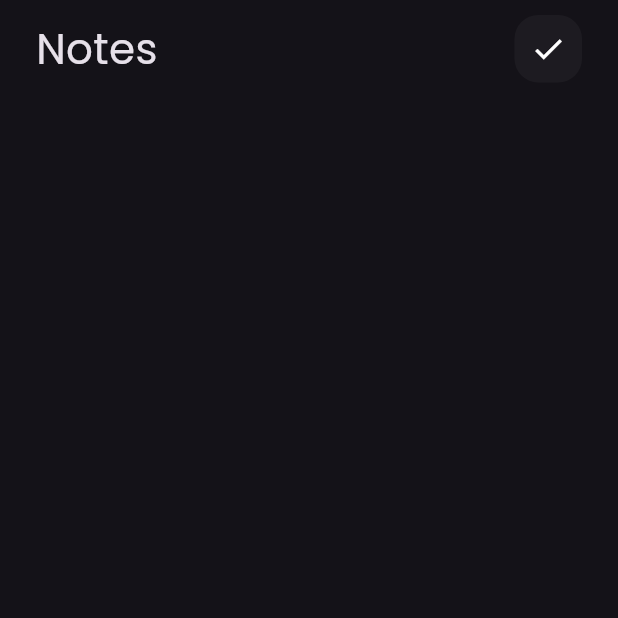
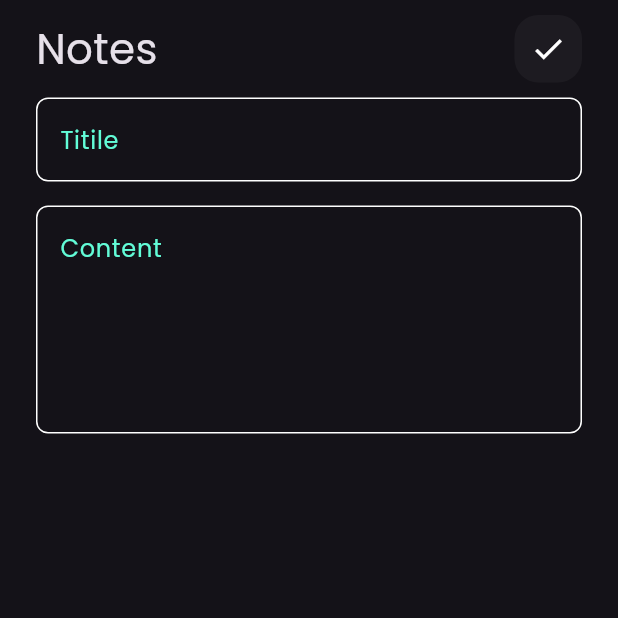
Before and after one commit to ZiadTamer10/notes_app, a Flutter app: the EditNoteView screen opened directly, on a phone screen of 412 x 824 dp, the top half of it. Run offline on Flutter 3.47's test engine with Material 3 defaults, Android fonts, the phone set to English and light mode, and no system bars; our stand-ins replace font_awesome_flutter.

Commit message:
edit note view ui done

```diff
--- a/lib/widgets/edit_note_view_body.dart
+++ b/lib/widgets/edit_note_view_body.dart
@@ -1,5 +1,6 @@
 import 'package:flutter/material.dart';
 import 'package:notes_app/widgets/custom_app_bar.dart';
+import 'package:notes_app/widgets/custom_text_field.dart';
 
 class EditNoteViewBody extends StatelessWidget {
   const EditNoteViewBody({super.key});
@@ -12,6 +13,10 @@ class EditNoteViewBody extends StatelessWidget {
         children: [
           SizedBox(height: 10),
           CustomAppBar(title: 'Edit Note', icon: Icons.check),
+          SizedBox(height: 10),
+          CustomTextField(hintText: 'Titile'),
+          SizedBox(height: 16),
+          CustomTextField(hintText: 'Content', maxLines: 5),
         ],
       ),
     );
```
